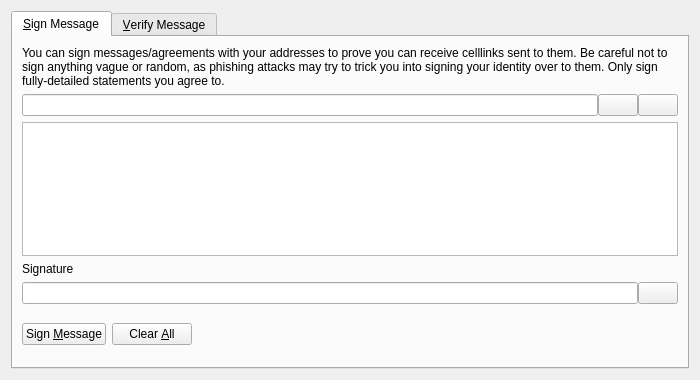
MagnaChain/MagnaChain-dev-master, file src/qt/forms/signverifymessagedialog.ui: the form before one commit.
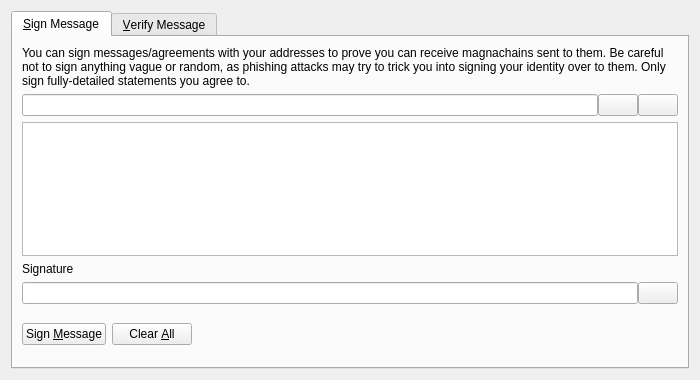
The form after the commit. Icons and pictures are not drawn. Custom widgets are drawn as their Qt base class.

Commit message: rename celllink to magnachain

What changed in the file:
```diff
--- a/src/qt/forms/signverifymessagedialog.ui
+++ b/src/qt/forms/signverifymessagedialog.ui
@@ -30,7 +30,7 @@
        <item>
         <widget class="QLabel" name="infoLabel_SM">
          <property name="text">
-          <string>You can sign messages/agreements with your addresses to prove you can receive celllinks sent to them. Be careful not to sign anything vague or random, as phishing attacks may try to trick you into signing your identity over to them. Only sign fully-detailed statements you agree to.</string>
+          <string>You can sign messages/agreements with your addresses to prove you can receive magnachains sent to them. Be careful not to sign anything vague or random, as phishing attacks may try to trick you into signing your identity over to them. Only sign fully-detailed statements you agree to.</string>
          </property>
          <property name="textFormat">
           <enum>Qt::PlainText</enum>
```
Left out of the diff: 18 changed lines with no effect on the pictures. The commit also changes 544 other files.
